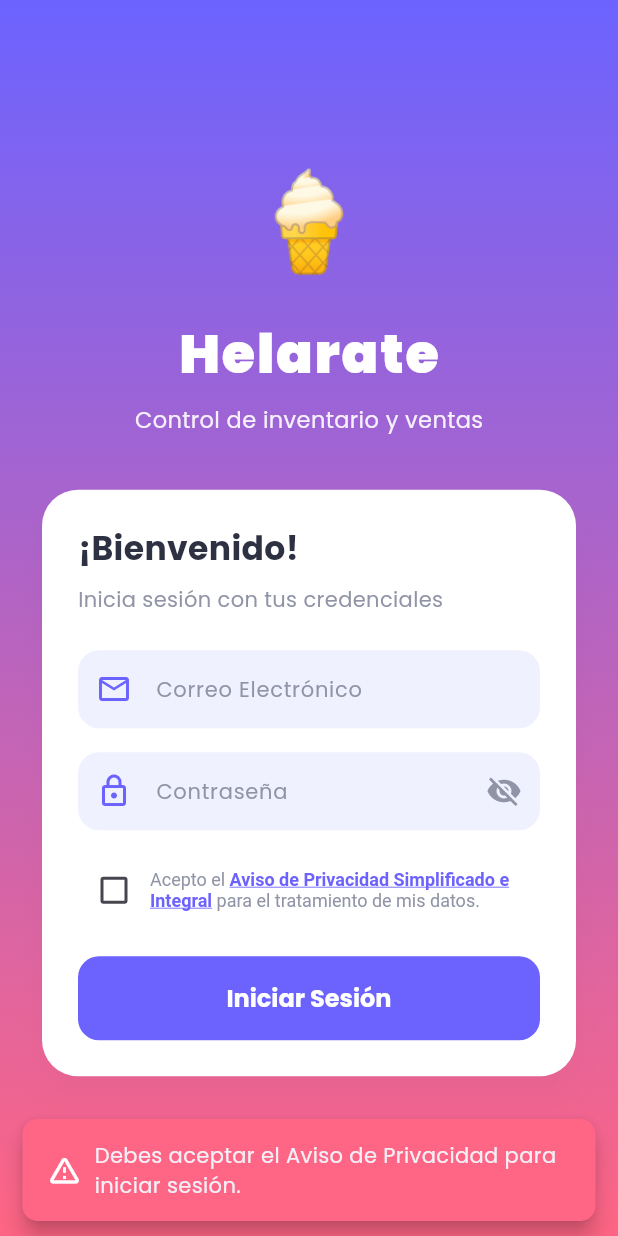
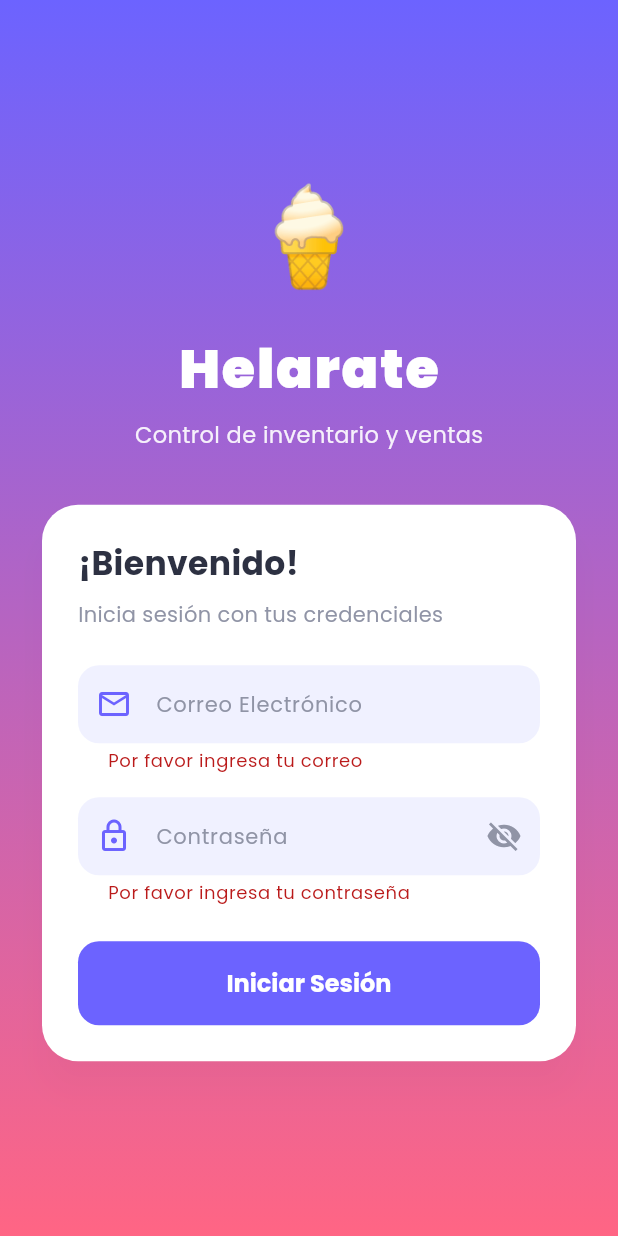
Before and after one commit to Desarrollo-Web-Integral-ING/Helarate_Origin, a Flutter app: the screen it shows after launch, after a tap on "Iniciar Sesión", on a phone screen of 412 x 824 dp. Run offline on Flutter 3.47's test engine with Material 3 defaults, Android fonts, the light colour scheme and no system bars; our stand-ins replace file_picker, fl_chart, flutter_bloc, flutter_dotenv, get_it, google_fonts and 2 more; accounts and stored records are empty.

Commit message:
feat: modal de aviso de privacidad que se almacena localmente y se oculta tras aceptar

```diff
--- a/lib/presentation/screens/login_screen.dart
+++ b/lib/presentation/screens/login_screen.dart
@@ -1,5 +1,6 @@
 import 'package:flutter/material.dart';
 import 'package:flutter_bloc/flutter_bloc.dart';
+import 'package:shared_preferences/shared_preferences.dart';
 import '../../core/theme/app_theme.dart';
 import '../blocs/auth/auth_bloc.dart';
 import '../blocs/auth/auth_event.dart';
@@ -20,6 +21,27 @@ class _LoginScreenState extends State<LoginScreen> {
   bool _acceptPrivacyPolicy = false;
 
   @override
+  void initState() {
+    super.initState();
+    _loadPrivacyStatus();
+  }
+
+  Future<void> _loadPrivacyStatus() async {
+    final prefs = await SharedPreferences.getInstance();
+    setState(() {
+      _acceptPrivacyPolicy = prefs.getBool('privacy_policy_accepted') ?? false;
+    });
+  }
+
+  Future<void> _savePrivacyStatus(bool accepted) async {
+    final prefs = await SharedPreferences.getInstance();
+    await prefs.setBool('privacy_policy_accepted', accepted);
+    setState(() {
+      _acceptPrivacyPolicy = accepted;
+    });
+  }
+
+  @override
   void dispose() {
     _emailController.dispose();
     _passwordController.dispose();
@@ -27,26 +49,10 @@ class _LoginScreenState extends State<LoginScreen> {
   }
 
   void _submitForm() {
+    if (_formKey.currentState!.validate()) {
       if (!_acceptPrivacyPolicy) {
-      ScaffoldMessenger.of(context).showSnackBar(
-        SnackBar(
-          content: Row(
-            children: const [
-              Icon(Icons.warning_amber_rounded, color: Colors.white),
-              SizedBox(width: 8),
-              Expanded(child: Text('Debes aceptar el Aviso de Privacidad para iniciar sesión.')),
-            ],
-          ),
-          backgroundColor: AppTheme.secondary,
-          behavior: SnackBarBehavior.floating,
-          shape: RoundedRectangleBorder(
-            borderRadius: BorderRadius.circular(10),
-          ),
-        ),
-      );
-      return;
-    }
-    if (_formKey.currentState!.validate()) {
+        _showPrivacyPolicyModal();
+      } else {
         context.read<AuthBloc>().add(
               SignInRequested(
                 email: _emailController.text.trim(),
@@ -55,10 +61,12 @@ class _LoginScreenState extends State<LoginScreen> {
             );
       }
     }
+  }
 
-  void _showPrivacyPolicy() {
+  void _showPrivacyPolicyModal() {
     showDialog(
       context: context,
+      barrierDismissible: false,
       builder: (context) => AlertDialog(
         shape: RoundedRectangleBorder(borderRadius: BorderRadius.circular(20)),
         title: Row(
@@ -107,8 +115,29 @@ class _LoginScreenState extends State<LoginScreen> {
         ),
         actions: [
           TextButton(
-            onPressed: () => Navigator.pop(context),
-            child: const Text('Cerrar', style: TextStyle(fontWeight: FontWeight.bold, color: AppTheme.primary)),
+            onPressed: () {
+              Navigator.pop(context);
+              ScaffoldMessenger.of(context).showSnackBar(
+                const SnackBar(
+                  content: Text('Debes aceptar el Aviso de Privacidad para poder utilizar el sistema.'),
+                  backgroundColor: Colors.red,
+                ),
+              );
+            },
+            child: const Text('Rechazar', style: TextStyle(color: Colors.red)),
+          ),
+          ElevatedButton(
+            onPressed: () async {
+              Navigator.pop(context);
+              await _savePrivacyStatus(true);
+              _submitForm();
+            },
+            style: ElevatedButton.styleFrom(
+              backgroundColor: AppTheme.primary,
+              foregroundColor: Colors.white,
+              shape: RoundedRectangleBorder(borderRadius: BorderRadius.circular(10)),
+            ),
+            child: const Text('Aceptar y continuar'),
           ),
         ],
       ),
@@ -360,45 +389,7 @@ class _LoginScreenState extends State<LoginScreen> {
               return null;
             },
           ),
-          const SizedBox(height: 16),
-          Row(
-            children: [
-              Checkbox(
-                value: _acceptPrivacyPolicy,
-                onChanged: (value) {
-                  setState(() {
-                    _acceptPrivacyPolicy = value ?? false;
-                  });
-                },
-                activeColor: AppTheme.primary,
-              ),
-              Expanded(
-                child: GestureDetector(
-                  onTap: _showPrivacyPolicy,
-                  child: RichText(
-                    text: const TextSpan(
-                      text: 'Acepto el ',
-                      style: TextStyle(color: AppTheme.textSecondary, fontSize: 12),
-                      children: [
-                        TextSpan(
-                          text: 'Aviso de Privacidad Simplificado e Integral',
-                          style: TextStyle(
-                            color: AppTheme.primary,
-                            fontWeight: FontWeight.bold,
-                            decoration: TextDecoration.underline,
-                          ),
-                        ),
-                        TextSpan(
-                          text: ' para el tratamiento de mis datos.',
-                        ),
-                      ],
-                    ),
-                  ),
-                ),
-              ),
-            ],
-          ),
-          const SizedBox(height: 20),
+          const SizedBox(height: 24),
           BlocBuilder<AuthBloc, AuthState>(
             builder: (context, state) {
               final isLoading = state is AuthLoading;
```
Lines whose indentation alone changed are shown as unchanged.
